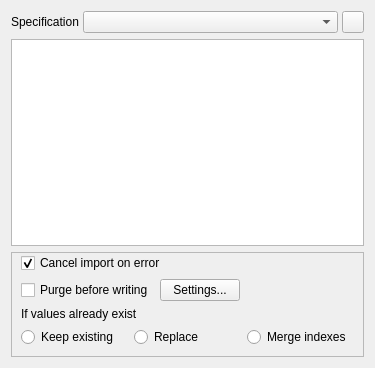
Qt form spine_items/importer/ui/importer_properties.ui (spine-tools/spine-items) before a commit.
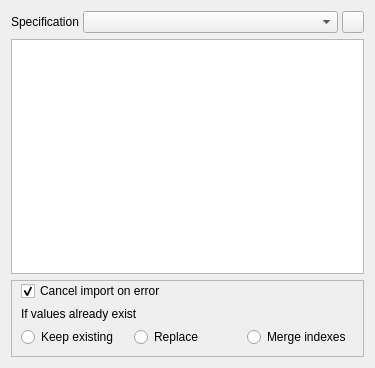
The same form after that commit. Icons and pictures are not drawn.

Commit message:
Move purge before writing to the arrow
Re Spine-project/Spine-Toolbox#1774

What changed in the file:
```diff
--- a/spine_items/importer/ui/importer_properties.ui
+++ b/spine_items/importer/ui/importer_properties.ui
@@ -135,40 +135,6 @@
         </property>
        </widget>
       </item>
-      <item>
-       <layout class="QHBoxLayout" name="horizontalLayout_2">
-        <item>
-         <widget class="QCheckBox" name="checkBox_purge_before_writing">
-          <property name="text">
-           <string>Purge before writing</string>
-          </property>
-         </widget>
-        </item>
-        <item>
-         <widget class="QPushButton" name="purge_settings_button">
-          <property name="toolTip">
-           <string>Choose what database items to purge.</string>
-          </property>
-          <property name="text">
-           <string>Settings...</string>
-          </property>
-         </widget>
-        </item>
-        <item>
-         <spacer name="horizontalSpacer">
-          <property name="orientation">
-           <enum>Qt::Horizontal</enum>
-          </property>
-          <property name="sizeHint" stdset="0">
-           <size>
-            <width>40</width>
-            <height>20</height>
-           </size>
-          </property>
-         </spacer>
-        </item>
-       </layout>
-      </item>
       <item>
        <widget class="QLabel" name="label">
         <property name="text">
```
The commit also changes 16 other files.
